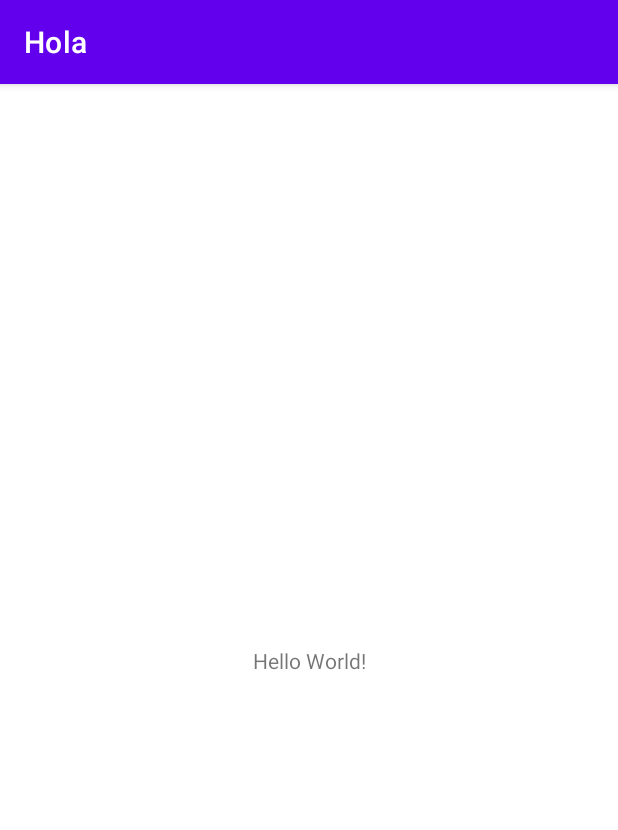
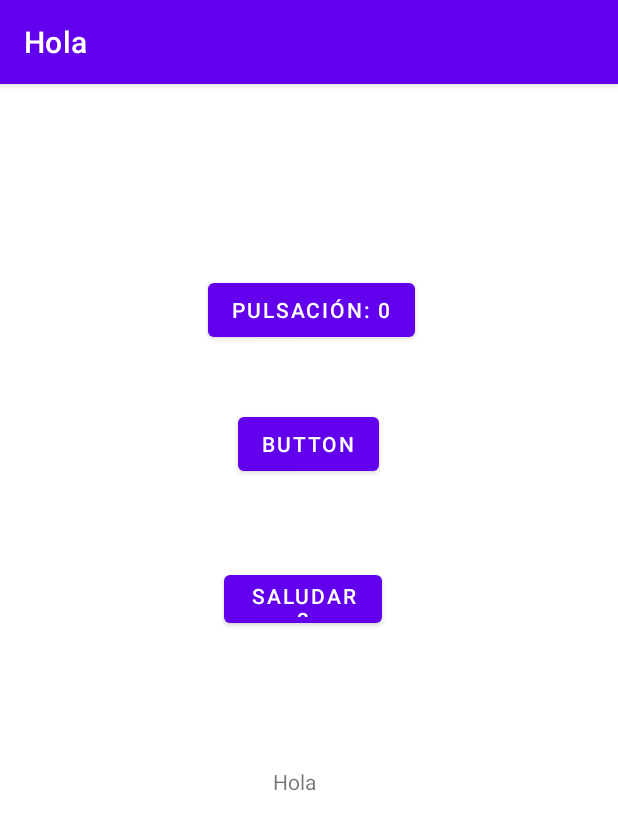
Before and after one commit to MJ-Curtido/ACDAT-PruebaAndroid, an Android app: the screen it shows after launch (MainActivity), on a phone screen of 412 x 824 dp. Shown: the top 830 px of the screen. Run offline under Robolectric (Android 15) with nearby library versions, the phone set to English and light mode, and no system bars.

```diff
--- a/app/src/main/AndroidManifest.xml
+++ b/app/src/main/AndroidManifest.xml
@@ -25,6 +25,10 @@
                 android:name="android.app.lib_name"
                 android:value="" />
         </activity>
+        <activity
+            android:name=".TestEjemplos"
+            android:exported="true">
+        </activity>
     </application>
 
 </manifest>
--- a/app/src/main/java/com/example/hola/MainActivity.java
+++ b/app/src/main/java/com/example/hola/MainActivity.java
@@ -3,12 +3,54 @@ package com.example.hola;
 import androidx.appcompat.app.AppCompatActivity;
 
 import android.os.Bundle;
+import android.util.Log;
+import android.view.View;
+import android.widget.Button;
+import android.widget.TextView;
+import android.widget.Toast;
 
-public class MainActivity extends AppCompatActivity {
+import com.example.hola.R;
+
+public class MainActivity extends AppCompatActivity implements  View.OnClickListener{
+    private static Integer cont = 0;
 
     @Override
-    protected void onCreate(Bundle savedInstanceState) {
+    protected void onCreate(Bundle savedInstanceState){
         super.onCreate(savedInstanceState);
         setContentView(R.layout.activity_main);
+        Button btnSaludar2 = findViewById(R.id.btnSaludar2);
+        Button btnSaludar = findViewById(R.id.btnSaludar);
+        Button btnContar = findViewById(R.id.btnContar);
+
+        btnSaludar2.setOnClickListener(this);
+        btnContar.setOnClickListener(this);
+
+        Log.i("info", "funciona");
+
+        /*
+        super.onCreate(savedInstanceState);
+        //setContentView(R.layout.activity_main);
+        TextView texto = new TextView(this);
+        texto.setText("Hello, Android");
+        setContentView(texto);
+        */
+    }
+
+    @Override
+    public void onClick(View view) {
+        TextView txtSaludo = findViewById(R.id.txtSaludo);
+
+        if (view.getId() == R.id.btnSaludar){
+            txtSaludo.setText("wenos dia");
+        }
+        else if (view.getId() == R.id.btnSaludar2){
+            txtSaludo.setText("wenas tarde");
+        }
+        else {
+            cont++;
+            Button btnContar = (Button) view;
+            btnContar.setText("Pulsaciones: " + cont);
+        }
+        //Toast.makeText(this, "Hehehe shuuuuuu", Toast.LENGTH_LONG).show();
     }
 }
--- a/app/src/main/res/layout/activity_main.xml
+++ b/app/src/main/res/layout/activity_main.xml
@@ -6,13 +6,61 @@
     android:layout_height="match_parent"
     tools:context=".MainActivity">
 
-    <TextView
+    <Button
+        android:id="@+id/btnSaludar"
         android:layout_width="wrap_content"
         android:layout_height="wrap_content"
-        android:text="Hello World!"
+        android:layout_marginStart="158dp"
+        android:layout_marginTop="204dp"
+        android:layout_marginEnd="159dp"
+        android:layout_marginBottom="179dp"
+        android:onClick="onClick"
+        android:text="Button"
+        app:layout_constraintBottom_toTopOf="@+id/txtSaludo"
+        app:layout_constraintEnd_toEndOf="parent"
+        app:layout_constraintHorizontal_bias="1.0"
+        app:layout_constraintStart_toStartOf="parent"
+        app:layout_constraintTop_toTopOf="parent"
+        tools:text="@string/btnSaludar" />
+
+    <TextView
+        android:id="@+id/txtSaludo"
+        android:layout_width="wrap_content"
+        android:layout_height="wrap_content"
+        android:layout_marginStart="181dp"
+        android:layout_marginTop="223dp"
+        android:layout_marginEnd="201dp"
+        android:layout_marginBottom="277dp"
+        android:text="@string/txtSaludar"
         app:layout_constraintBottom_toBottomOf="parent"
         app:layout_constraintEnd_toEndOf="parent"
         app:layout_constraintStart_toStartOf="parent"
-        app:layout_constraintTop_toTopOf="parent" />
+        app:layout_constraintTop_toTopOf="@+id/btnSaludar" />
+
+    <Button
+        android:id="@+id/btnSaludar2"
+        android:layout_width="105dp"
+        android:layout_height="44dp"
+        android:layout_marginTop="51dp"
+        android:layout_marginEnd="157dp"
+        android:layout_marginBottom="84dp"
+        android:text="Saludar2"
+        app:layout_constraintBottom_toTopOf="@+id/txtSaludo"
+        app:layout_constraintEnd_toEndOf="parent"
+        app:layout_constraintTop_toBottomOf="@+id/btnSaludar"
+        tools:ignore="TouchTargetSizeCheck" />
+
+    <Button
+        android:id="@+id/btnContar"
+        android:layout_width="wrap_content"
+        android:layout_height="wrap_content"
+        android:layout_marginTop="115dp"
+        android:layout_marginEnd="135dp"
+        android:layout_marginBottom="41dp"
+        android:text="Pulsación: 0"
+        app:layout_constraintBottom_toTopOf="@+id/btnSaludar"
+        app:layout_constraintEnd_toEndOf="parent"
+        app:layout_constraintTop_toTopOf="parent"
+        app:layout_constraintVertical_bias="1.0" />
 
 </androidx.constraintlayout.widget.ConstraintLayout>
--- a/app/src/main/res/values/strings.xml
+++ b/app/src/main/res/values/strings.xml
@@ -1,3 +1,5 @@
 <resources>
     <string name="app_name">Hola</string>
+    <string name="txtSaludar">Hola</string>
+    <string name="btnSaludar">Saludar</string>
 </resources>
```
Also changed, not shown: app/src/main/java/com/example/hola/TestEjemplos.java (added, +38 -0 lines).
